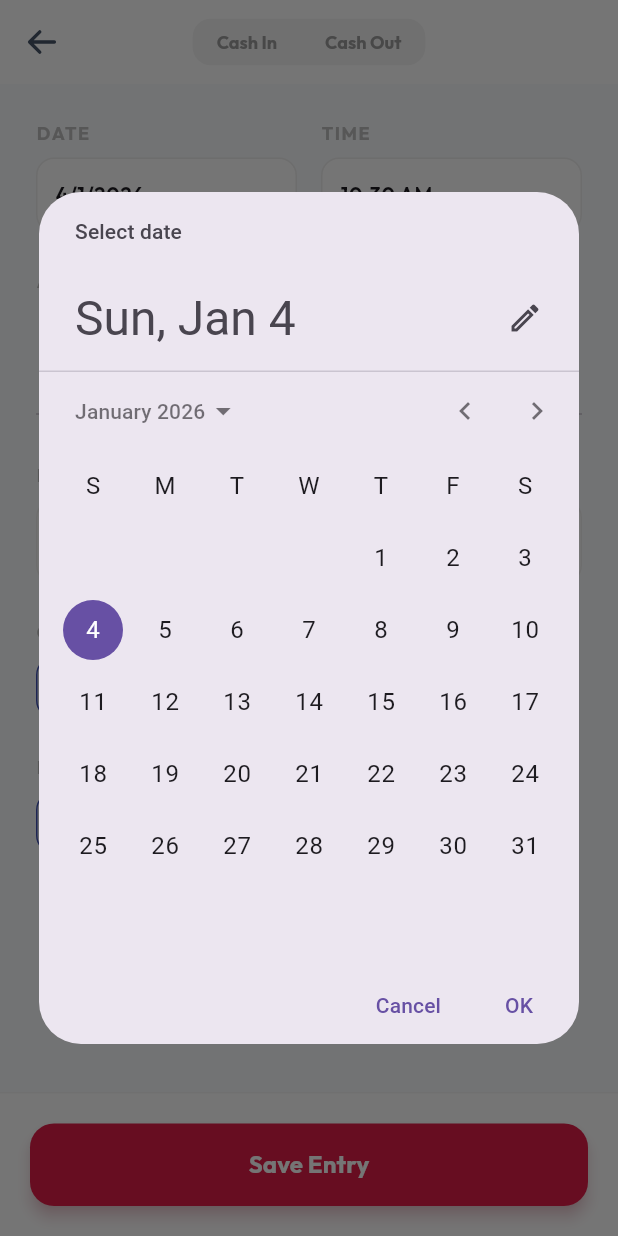
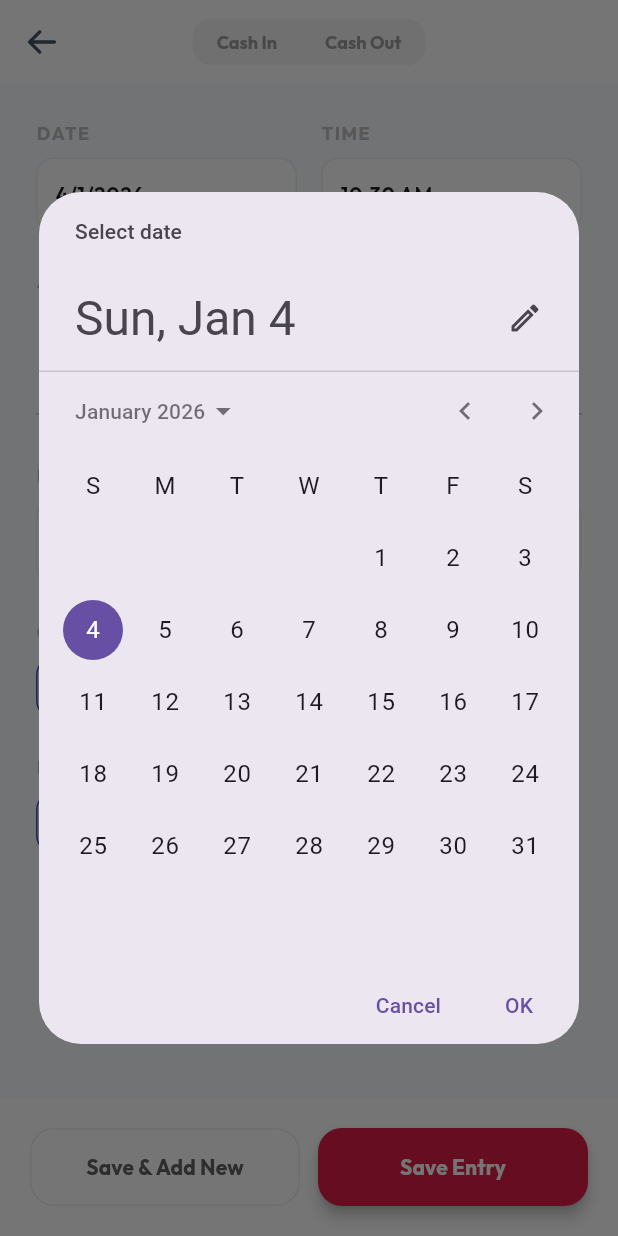
Before and after one commit to BajWarring/Sage_Books, a Flutter app: the EntryForm screen opened directly with empty values, after a tap on an icon or button, on a phone screen of 412 x 824 dp. Run offline on Flutter 3.47's test engine with Material 3 defaults, Android fonts, the phone set to English and light mode, and no system bars; our stand-ins replace cloud_firestore, firebase_auth, firebase_core, google_fonts, google_sign_in, lottie and 1 more; accounts and stored records are empty; network calls fail.

Commit message:
Update entry_form.dart

```diff
--- a/lib/cashbook/entry_form.dart
+++ b/lib/cashbook/entry_form.dart
@@ -7,13 +7,17 @@ import 'package:cloud_firestore/cloud_firestore.dart';
 class EntryForm extends StatefulWidget {
   final User user;
   final String cashbookId;
-  final String initialType; // 'in' or 'out'
+  final String initialType;
+  final String? existingEntryId; // For Editing
+  final Map<String, dynamic>? existingData; // For Editing
 
   const EntryForm({
     super.key,
     required this.user,
     required this.cashbookId,
     required this.initialType,
+    this.existingEntryId,
+    this.existingData,
   });
 
   @override
@@ -33,47 +37,69 @@ class _EntryFormState extends State<EntryForm> {
   void initState() {
     super.initState();
     _type = widget.initialType;
+    if (widget.existingData != null) {
+      // PRE-FILL FOR EDITING
+      final data = widget.existingData!;
+      _amountCtrl.text = data['amount'].toString();
+      _remarksCtrl.text = data['remarks'];
+      _category = data['category'];
+      _paymentMethod = data['paymentMethod'];
+      final date = (data['date'] as Timestamp).toDate();
+      _selectedDate = date;
+      _selectedTime = TimeOfDay.fromDateTime(date);
+    }
   }
 
-  Future<void> _saveEntry() async {
+  Future<void> _saveEntry({bool addNew = false}) async {
     if (_amountCtrl.text.isEmpty || _remarksCtrl.text.isEmpty) return;
+    final double amount = double.parse(_amountCtrl.text);
+    final DateTime fullDate = DateTime(_selectedDate.year, _selectedDate.month, _selectedDate.day, _selectedTime.hour, _selectedTime.minute);
 
-    final double amount = double.parse(_amountCtrl.text);
-
-    // Create Date Object
-    final DateTime fullDate = DateTime(
-      _selectedDate.year, _selectedDate.month, _selectedDate.day,
-      _selectedTime.hour, _selectedTime.minute
-    );
-
-    // 1. Reference
     final bookRef = FirebaseFirestore.instance.collection('users').doc(widget.user.uid).collection('cashbooks').doc(widget.cashbookId);
 
-    // 2. Transaction (Safe Update)
     await FirebaseFirestore.instance.runTransaction((transaction) async {
-      // Get current book data to update balance
       DocumentSnapshot bookSnapshot = await transaction.get(bookRef);
       if (!bookSnapshot.exists) return;
 
       double currentBalance = (bookSnapshot.get('balance') ?? 0).toDouble();
+
+      // LOGIC: If Editing, reverse old transaction first
+      if (widget.existingEntryId != null) {
+        double oldAmount = widget.existingData!['amount'];
+        String oldType = widget.existingData!['type'];
+        // Reverse old effect
+        currentBalance = oldType == 'in' ? currentBalance - oldAmount : currentBalance + oldAmount;
+      }
+
       double newBalance = _type == 'in' ? currentBalance + amount : currentBalance - amount;
 
-      // Add Entry
-      transaction.set(bookRef.collection('entries').doc(), {
+      final data = {
         'type': _type,
         'amount': amount,
         'remarks': _remarksCtrl.text,
         'category': _category,
         'paymentMethod': _paymentMethod,
         'date': Timestamp.fromDate(fullDate),
-        'createdAt': FieldValue.serverTimestamp(),
-      });
+        'createdAt': widget.existingData?['createdAt'] ?? FieldValue.serverTimestamp(), // Keep original creation date
+      };
 
-      // Update Balance
+      if (widget.existingEntryId != null) {
+        transaction.update(bookRef.collection('entries').doc(widget.existingEntryId), data);
+      } else {
+        transaction.set(bookRef.collection('entries').doc(), data);
+      }
       transaction.update(bookRef, {'balance': newBalance});
     });
 
-    if (mounted) Navigator.pop(context);
+    if (!mounted) return;
+    if (addNew) {
+      // Reset form
+      _amountCtrl.clear();
+      _remarksCtrl.clear();
+      ScaffoldMessenger.of(context).showSnackBar(const SnackBar(content: Text("Entry Saved! Add another.")));
+    } else {
+      Navigator.pop(context);
+    }
   }
 
   @override
@@ -86,19 +112,10 @@ class _EntryFormState extends State<EntryForm> {
       appBar: AppBar(
         backgroundColor: Colors.white,
         elevation: 0,
-        leading: IconButton(
-          icon: Icon(PhosphorIcons.arrowLeft(PhosphorIconsStyle.bold), color: const Color(0xFF475569)),
-          onPressed: () => Navigator.pop(context),
-        ),
+        leading: IconButton(icon: Icon(PhosphorIcons.arrowLeft(PhosphorIconsStyle.bold), color: const Color(0xFF475569)), onPressed: () => Navigator.pop(context)),
         title: Container(
           decoration: BoxDecoration(color: Colors.grey.shade100, borderRadius: BorderRadius.circular(12)),
-          child: Row(
-            mainAxisSize: MainAxisSize.min,
-            children: [
-              _buildToggleBtn("Cash In", 'in'),
-              _buildToggleBtn("Cash Out", 'out'),
-            ],
-          ),
+          child: Row(mainAxisSize: MainAxisSize.min, children: [_buildToggleBtn("Cash In", 'in'), _buildToggleBtn("Cash Out", 'out')]),
         ),
         centerTitle: true,
       ),
@@ -107,154 +124,78 @@ class _EntryFormState extends State<EntryForm> {
         child: Column(
           crossAxisAlignment: CrossAxisAlignment.start,
           children: [
-            // DATE & TIME
-            Row(
-              children: [
-                Expanded(child: _buildInputLabel("Date", _buildDatePicker())),
-                const SizedBox(width: 16),
-                Expanded(child: _buildInputLabel("Time", _buildTimePicker())),
-              ],
-            ),
+            Row(children: [
+              Expanded(child: _buildInputLabel("Date", _buildDatePicker())),
+              const SizedBox(width: 16),
+              Expanded(child: _buildInputLabel("Time", _buildTimePicker())),
+            ]),
             const SizedBox(height: 24),
-
-            // AMOUNT
             Text("Amount", style: GoogleFonts.outfit(fontSize: 12, fontWeight: FontWeight.bold, color: Colors.grey.shade400, letterSpacing: 1.0)),
             const SizedBox(height: 8),
             TextField(
               controller: _amountCtrl,
               keyboardType: TextInputType.number,
               style: GoogleFonts.outfit(fontSize: 32, fontWeight: FontWeight.bold, color: mainColor),
-              decoration: InputDecoration(
-                prefixText: "\$ ",
-                prefixStyle: GoogleFonts.outfit(fontSize: 32, fontWeight: FontWeight.bold, color: Colors.grey.shade400),
-                border: InputBorder.none,
-                hintText: "0.00",
-                hintStyle: TextStyle(color: Colors.grey.shade300),
-              ),
+              decoration: InputDecoration(prefixText: "\$ ", prefixStyle: GoogleFonts.outfit(fontSize: 32, fontWeight: FontWeight.bold, color: Colors.grey.shade400), border: InputBorder.none, hintText: "0.00", hintStyle: TextStyle(color: Colors.grey.shade300)),
             ),
             const Divider(),
             const SizedBox(height: 24),
-
-            // REMARKS
-            _buildInputLabel("Remarks", TextField(
-              controller: _remarksCtrl,
-              decoration: _inputDeco("What is this for?"),
-            )),
+            _buildInputLabel("Remarks", TextField(controller: _remarksCtrl, decoration: _inputDeco("What is this for?"))),
             const SizedBox(height: 24),
-
-            // CATEGORY
-            _buildInputLabel("Category", Wrap(
-              spacing: 8,
-              children: ['Food', 'Transport', 'Salary', 'Shopping'].map((c) => _buildChip(c, _category == c, (val) => setState(() => _category = val))).toList(),
-            )),
+            _buildInputLabel("Category", Wrap(spacing: 8, children: ['Food', 'Transport', 'Salary', 'Shopping'].map((c) => _buildChip(c, _category == c, (val) => setState(() => _category = val))).toList())),
             const SizedBox(height: 24),
-
-            // PAYMENT
-            _buildInputLabel("Payment Method", Wrap(
-              spacing: 8,
-              children: ['Cash', 'Online', 'Card'].map((c) => _buildChip(c, _paymentMethod == c, (val) => setState(() => _paymentMethod = val))).toList(),
-            )),
+            _buildInputLabel("Payment Method", Wrap(spacing: 8, children: ['Cash', 'Online', 'Card'].map((c) => _buildChip(c, _paymentMethod == c, (val) => setState(() => _paymentMethod = val))).toList())),
+            const SizedBox(height: 100),
           ],
         ),
       ),
-      bottomNavigationBar: Container(
+      bottomSheet: Container(
         padding: const EdgeInsets.all(20),
         decoration: BoxDecoration(color: Colors.white, border: Border(top: BorderSide(color: Colors.grey.shade100))),
-        child: ElevatedButton(
-          onPressed: _saveEntry,
-          style: ElevatedButton.styleFrom(
-            backgroundColor: mainColor,
-            padding: const EdgeInsets.symmetric(vertical: 16),
-            shape: RoundedRectangleBorder(borderRadius: BorderRadius.circular(16)),
-            elevation: 4,
-            shadowColor: mainColor.withOpacity(0.4),
-          ),
-          child: Text("Save Entry", style: GoogleFonts.outfit(fontSize: 16, fontWeight: FontWeight.bold, color: Colors.white)),
+        child: Row(
+          children: [
+            Expanded(
+              child: ElevatedButton(
+                onPressed: () => _saveEntry(addNew: true),
+                style: ElevatedButton.styleFrom(backgroundColor: Colors.white, foregroundColor: Colors.grey.shade700, elevation: 0, padding: const EdgeInsets.symmetric(vertical: 16), shape: RoundedRectangleBorder(borderRadius: BorderRadius.circular(16), side: BorderSide(color: Colors.grey.shade200))),
+                child: Text("Save & Add New", style: GoogleFonts.outfit(fontWeight: FontWeight.bold)),
+              ),
+            ),
+            const SizedBox(width: 12),
+            Expanded(
+              child: ElevatedButton(
+                onPressed: () => _saveEntry(addNew: false),
+                style: ElevatedButton.styleFrom(backgroundColor: mainColor, padding: const EdgeInsets.symmetric(vertical: 16), shape: RoundedRectangleBorder(borderRadius: BorderRadius.circular(16)), elevation: 4),
+                child: Text("Save Entry", style: GoogleFonts.outfit(fontWeight: FontWeight.bold, color: Colors.white)),
+              ),
+            ),
+          ],
         ),
       ),
     );
   }
 
-  // --- WIDGETS ---
-
+  // ... (Keep existing Helper Widgets: _buildToggleBtn, _buildInputLabel, _inputDeco, _buildChip, _buildDatePicker, _buildTimePicker) ...
   Widget _buildToggleBtn(String text, String val) {
     bool isSelected = _type == val;
     return GestureDetector(
       onTap: () => setState(() => _type = val),
-      child: Container(
-        padding: const EdgeInsets.symmetric(horizontal: 16, vertical: 8),
-        decoration: BoxDecoration(
-          color: isSelected ? (val == 'in' ? const Color(0xFF10B981) : const Color(0xFFE11D48)) : Colors.transparent,
-          borderRadius: BorderRadius.circular(10),
-        ),
-        child: Text(text, style: GoogleFonts.outfit(fontWeight: FontWeight.bold, fontSize: 12, color: isSelected ? Colors.white : Colors.grey.shade500)),
-      ),
+      child: Container(padding: const EdgeInsets.symmetric(horizontal: 16, vertical: 8), decoration: BoxDecoration(color: isSelected ? (val == 'in' ? const Color(0xFF10B981) : const Color(0xFFE11D48)) : Colors.transparent, borderRadius: BorderRadius.circular(10)), child: Text(text, style: GoogleFonts.outfit(fontWeight: FontWeight.bold, fontSize: 12, color: isSelected ? Colors.white : Colors.grey.shade500))),
     );
   }
-
   Widget _buildInputLabel(String label, Widget child) {
-    return Column(crossAxisAlignment: CrossAxisAlignment.start, children: [
-      Text(label.toUpperCase(), style: GoogleFonts.outfit(fontSize: 12, fontWeight: FontWeight.bold, color: Colors.grey.shade400, letterSpacing: 1.0)),
-      const SizedBox(height: 8),
-      child,
-    ]);
+    return Column(crossAxisAlignment: CrossAxisAlignment.start, children: [Text(label.toUpperCase(), style: GoogleFonts.outfit(fontSize: 12, fontWeight: FontWeight.bold, color: Colors.grey.shade400, letterSpacing: 1.0)), const SizedBox(height: 8), child]);
   }
-
   InputDecoration _inputDeco(String hint) {
-    return InputDecoration(
-      hintText: hint,
-      filled: true,
-      fillColor: Colors.white,
-      border: OutlineInputBorder(borderRadius: BorderRadius.circular(12), borderSide: BorderSide(color: Colors.grey.shade200)),
-      enabledBorder: OutlineInputBorder(borderRadius: BorderRadius.circular(12), borderSide: BorderSide(color: Colors.grey.shade200)),
-    );
+    return InputDecoration(hintText: hint, filled: true, fillColor: Colors.white, border: OutlineInputBorder(borderRadius: BorderRadius.circular(12), borderSide: BorderSide(color: Colors.grey.shade200)), enabledBorder: OutlineInputBorder(borderRadius: BorderRadius.circular(12), borderSide: BorderSide(color: Colors.grey.shade200)));
   }
-
   Widget _buildChip(String label, bool isActive, Function(String) onTap) {
-    return GestureDetector(
-      onTap: () => onTap(label),
-      child: AnimatedContainer(
-        duration: const Duration(milliseconds: 200),
-        padding: const EdgeInsets.symmetric(horizontal: 16, vertical: 10),
-        decoration: BoxDecoration(
-          color: isActive ? Colors.indigo.shade50 : Colors.white,
-          border: Border.all(color: isActive ? Colors.indigo : Colors.grey.shade200),
-          borderRadius: BorderRadius.circular(12),
-        ),
-        child: Text(label, style: GoogleFonts.outfit(fontWeight: FontWeight.w600, fontSize: 13, color: isActive ? Colors.indigo : Colors.grey.shade600)),
-      ),
-    );
+    return GestureDetector(onTap: () => onTap(label), child: AnimatedContainer(duration: const Duration(milliseconds: 200), padding: const EdgeInsets.symmetric(horizontal: 16, vertical: 10), decoration: BoxDecoration(color: isActive ? Colors.indigo.shade50 : Colors.white, border: Border.all(color: isActive ? Colors.indigo : Colors.grey.shade200), borderRadius: BorderRadius.circular(12)), child: Text(label, style: GoogleFonts.outfit(fontWeight: FontWeight.w600, fontSize: 13, color: isActive ? Colors.indigo : Colors.grey.shade600))));
   }
-
   Widget _buildDatePicker() {
-    return GestureDetector(
-      onTap: () async {
-        final d = await showDatePicker(context: context, initialDate: _selectedDate, firstDate: DateTime(2020), lastDate: DateTime(2030));
-        if (d != null) setState(() => _selectedDate = d);
-      },
-      child: Container(
-        height: 50,
-        decoration: BoxDecoration(color: Colors.white, borderRadius: BorderRadius.circular(12), border: Border.all(color: Colors.grey.shade200)),
-        alignment: Alignment.centerLeft,
-        padding: const EdgeInsets.symmetric(horizontal: 12),
-        child: Text("${_selectedDate.day}/${_selectedDate.month}/${_selectedDate.year}", style: GoogleFonts.outfit(fontWeight: FontWeight.w600)),
-      ),
-    );
+    return GestureDetector(onTap: () async { final d = await showDatePicker(context: context, initialDate: _selectedDate, firstDate: DateTime(2020), lastDate: DateTime(2030)); if (d != null) setState(() => _selectedDate = d); }, child: Container(height: 50, decoration: BoxDecoration(color: Colors.white, borderRadius: BorderRadius.circular(12), border: Border.all(color: Colors.grey.shade200)), alignment: Alignment.centerLeft, padding: const EdgeInsets.symmetric(horizontal: 12), child: Text("${_selectedDate.day}/${_selectedDate.month}/${_selectedDate.year}", style: GoogleFonts.outfit(fontWeight: FontWeight.w600))));
   }
-
   Widget _buildTimePicker() {
-    return GestureDetector(
-      onTap: () async {
-        final t = await showTimePicker(context: context, initialTime: _selectedTime);
-        if (t != null) setState(() => _selectedTime = t);
-      },
-      child: Container(
-        height: 50,
-        decoration: BoxDecoration(color: Colors.white, borderRadius: BorderRadius.circular(12), border: Border.all(color: Colors.grey.shade200)),
-        alignment: Alignment.centerLeft,
-        padding: const EdgeInsets.symmetric(horizontal: 12),
-        child: Text(_selectedTime.format(context), style: GoogleFonts.outfit(fontWeight: FontWeight.w600)),
-      ),
-    );
+    return GestureDetector(onTap: () async { final t = await showTimePicker(context: context, initialTime: _selectedTime); if (t != null) setState(() => _selectedTime = t); }, child: Container(height: 50, decoration: BoxDecoration(color: Colors.white, borderRadius: BorderRadius.circular(12), border: Border.all(color: Colors.grey.shade200)), alignment: Alignment.centerLeft, padding: const EdgeInsets.symmetric(horizontal: 12), child: Text(_selectedTime.format(context), style: GoogleFonts.outfit(fontWeight: FontWeight.w600))));
   }
 }
```
